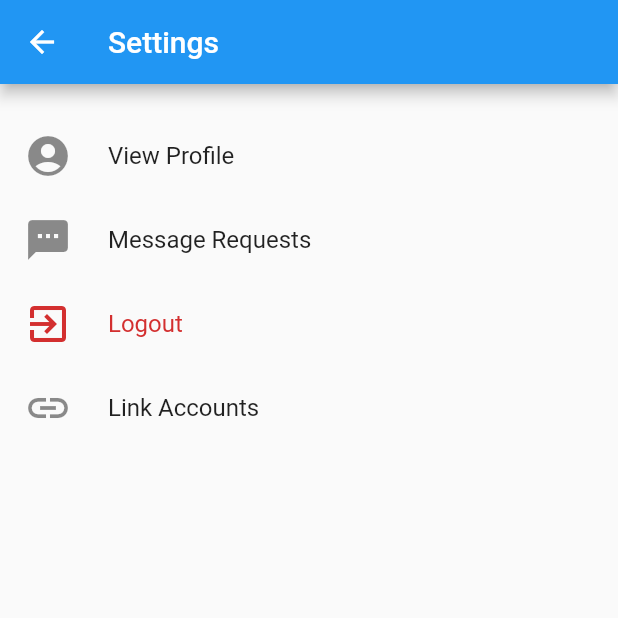
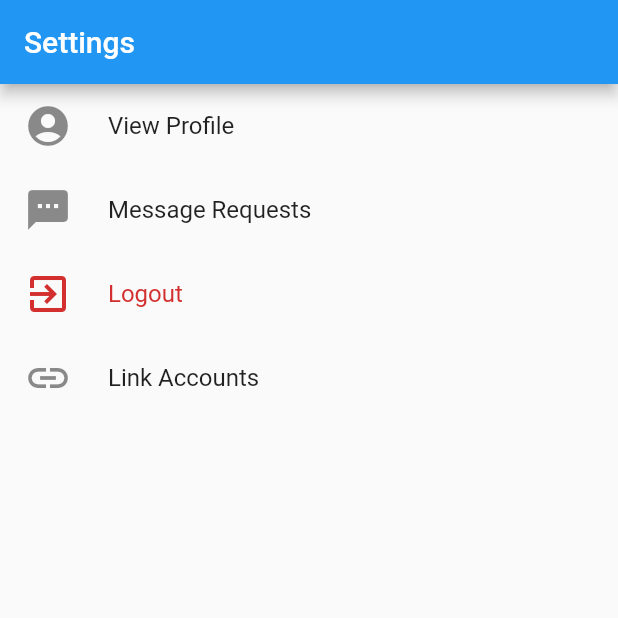
Before and after one commit to adventures-in/chat_app, a Flutter app: the OptionsPage screen opened directly, on a phone screen of 412 x 824 dp, the top half of it. Run offline on Flutter 3.47's test engine with Material 2 defaults, Android fonts, the phone set to English and light mode, and no system bars; drawn by our look-alikes of flutter_platform_widgets; our stand-ins replace cloud_firestore, firebase_auth, google_sign_in; missing offline and left inert: flutter_auth_buttons, flutter_facebook_login; accounts and stored records are empty.

Commit message:
Replace widgets with their platform-aware counterparts

```diff
--- a/lib/chat_page.dart
+++ b/lib/chat_page.dart
@@ -1,4 +1,5 @@
 import 'package:flutter/material.dart';
+import 'package:flutter_platform_widgets/flutter_platform_widgets.dart';
 
 class ChatPageArgs {
   final String username;
@@ -13,8 +14,8 @@ class ChatPage extends StatelessWidget {
   Widget build(BuildContext context) {
     final ChatPageArgs args = ModalRoute.of(context).settings.arguments;
 
-    return Scaffold(
-      appBar: AppBar(
+    return PlatformScaffold(
+      appBar: PlatformAppBar(
         title: Text(args.username),
       ),
       body: Center(),
--- a/lib/options_page.dart
+++ b/lib/options_page.dart
@@ -1,17 +1,22 @@
 import 'package:firebase_auth/firebase_auth.dart';
 import 'package:flutter/material.dart';
+import 'package:flutter_platform_widgets/flutter_platform_widgets.dart';
 import 'package:meetup_chatapp/link_accounts_page.dart';
 import 'package:meetup_chatapp/profile_page.dart';
 
 class OptionsPage extends StatelessWidget {
   @override
   Widget build(BuildContext context) {
-    return Scaffold(
-        appBar: AppBar(title: Text("Settings")),
+    return PlatformScaffold(
+        appBar: PlatformAppBar(
+          title: Text("Settings"),
+          ios: (context) =>
+              CupertinoNavigationBarData(transitionBetweenRoutes: false),
+        ),
         body: ListView(
-          padding: const EdgeInsets.symmetric(vertical: 20),
           children: <Widget>[
-            ListTile(
+            Material(
+                child: ListTile(
               leading: const Icon(Icons.account_circle, size: 32),
               title: const Text("View Profile"),
               onTap: () {
@@ -20,15 +25,17 @@ class OptionsPage extends StatelessWidget {
                   ProfilePage.routeName,
                 );
               },
-            ),
-            ListTile(
+            )),
+            Material(
+                child: ListTile(
               leading: const Icon(Icons.textsms, size: 32),
               title: const Text("Message Requests"),
               onTap: () {
                 debugPrint("Not yet implemented");
               },
-            ),
-            ListTile(
+            )),
+            Material(
+                child: ListTile(
               leading: Icon(Icons.exit_to_app,
                   size: 32, color: Theme.of(context).errorColor),
               title: Text("Logout",
@@ -37,17 +44,17 @@ class OptionsPage extends StatelessWidget {
                 showDialog(
                     context: context,
                     builder: (BuildContext dialogContext) {
-                      return AlertDialog(
+                      return PlatformAlertDialog(
                         title: const Text("Logout"),
                         content: const Text("Are you sure you want to logout?"),
                         actions: <Widget>[
-                          FlatButton(
-                              child: const Text("CANCEL"),
+                          PlatformDialogAction(
+                              child: PlatformText("Cancel"),
                               onPressed: () {
                                 Navigator.pop(dialogContext);
                               }),
-                          FlatButton(
-                            child: Text("LOGOUT",
+                          PlatformDialogAction(
+                            child: PlatformText("Logout",
                                 style: TextStyle(
                                     color: Theme.of(context).errorColor)),
                             onPressed: () async {
@@ -60,14 +67,15 @@ class OptionsPage extends StatelessWidget {
                       );
                     });
               },
-            ),
-            ListTile(
+            )),
+            Material(
+                child: ListTile(
               leading: const Icon(Icons.link, size: 32),
               title: const Text("Link Accounts"),
               onTap: () {
                 Navigator.pushNamed(context, LinkAccountsPage.routeName);
               },
-            ),
+            )),
           ],
         ));
   }
--- a/lib/splash.dart
+++ b/lib/splash.dart
@@ -1,8 +1,9 @@
 import 'package:flutter/material.dart';
+import 'package:flutter_platform_widgets/flutter_platform_widgets.dart';
 
 class SplashPage extends StatelessWidget {
   @override
   Widget build(BuildContext context) {
-    return Scaffold(body: Center(child: CircularProgressIndicator()));
+    return PlatformScaffold(body: Center(child: CircularProgressIndicator()));
   }
 }
```
Also changed, not shown: lib/auth_page.dart (+4 -3 lines), lib/conversations_page.dart (+14 -30 lines), lib/home.dart (+5 -4 lines), lib/link_accounts_page.dart (+10 -6 lines), lib/profile_page.dart (+14 -16 lines).
